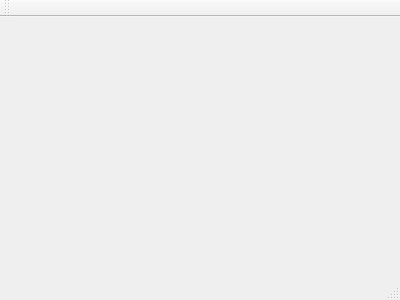
furkantokac/Fcompressor, file src/mainwindow.ui: the form before one commit.
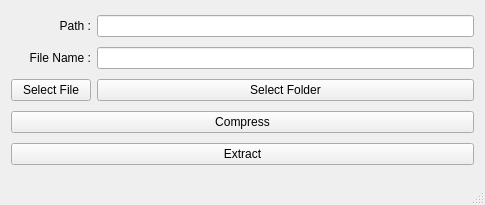
The form after the commit.

Patch:
```diff
--- a/src/mainwindow.ui
+++ b/src/mainwindow.ui
@@ -1,24 +1,82 @@
 <ui version="4.0">
  <class>MainWindow</class>
- <widget class="QMainWindow" name="MainWindow" >
-  <property name="geometry" >
+ <widget class="QMainWindow" name="MainWindow">
+  <property name="geometry">
    <rect>
     <x>0</x>
     <y>0</y>
-    <width>400</width>
-    <height>300</height>
+    <width>485</width>
+    <height>205</height>
    </rect>
   </property>
   <property name="windowTitle" >
    <string>MainWindow</string>
   </property>
-  <widget class="QMenuBar" name="menuBar" />
-  <widget class="QToolBar" name="mainToolBar" />
-  <widget class="QWidget" name="centralWidget" />
-  <widget class="QStatusBar" name="statusBar" />
+  <widget class="QWidget" name="centralWidget">
+   <layout class="QGridLayout" name="gridLayout">
+    <item row="1" column="0">
+     <widget class="QLabel" name="label">
+      <property name="text">
+       <string>Path :</string>
+      </property>
+      <property name="alignment">
+       <set>Qt::AlignRight|Qt::AlignTrailing|Qt::AlignVCenter</set>
+      </property>
+     </widget>
+    </item>
+    <item row="3" column="0">
+     <widget class="QPushButton" name="btnSelectFile">
+      <property name="text">
+       <string>Select File</string>
+      </property>
+     </widget>
+    </item>
+    <item row="5" column="0" colspan="2">
+     <widget class="QPushButton" name="btnCompress">
+      <property name="text">
+       <string>Compress</string>
+      </property>
+     </widget>
+    </item>
+    <item row="6" column="0" colspan="2">
+     <widget class="QPushButton" name="btnExtract">
+      <property name="text">
+       <string>Extract</string>
+      </property>
+     </widget>
+    </item>
+    <item row="3" column="1">
+     <widget class="QPushButton" name="btnSelectFolder">
+      <property name="text">
+       <string>Select Folder</string>
+      </property>
+     </widget>
+    </item>
+    <item row="1" column="1">
+     <widget class="QLineEdit" name="lneSelectedFolder">
+      <property name="text">
+       <string/>
+      </property>
+     </widget>
+    </item>
+    <item row="2" column="0">
+     <widget class="QLabel" name="label_2">
+      <property name="text">
+       <string>File Name :</string>
+      </property>
+      <property name="alignment">
+       <set>Qt::AlignRight|Qt::AlignTrailing|Qt::AlignVCenter</set>
+      </property>
+     </widget>
+    </item>
+    <item row="2" column="1">
+     <widget class="QLineEdit" name="lneFileName"/>
+    </item>
+   </layout>
+  </widget>
+  <widget class="QStatusBar" name="statusBar"/>
  </widget>
- <layoutDefault spacing="6" margin="11" />
- <pixmapfunction></pixmapfunction>
+ <layoutdefault spacing="6" margin="11"/>
  <resources/>
  <connections/>
 </ui>
```
Left out of the diff: 5 changed lines with no effect on the pictures.
